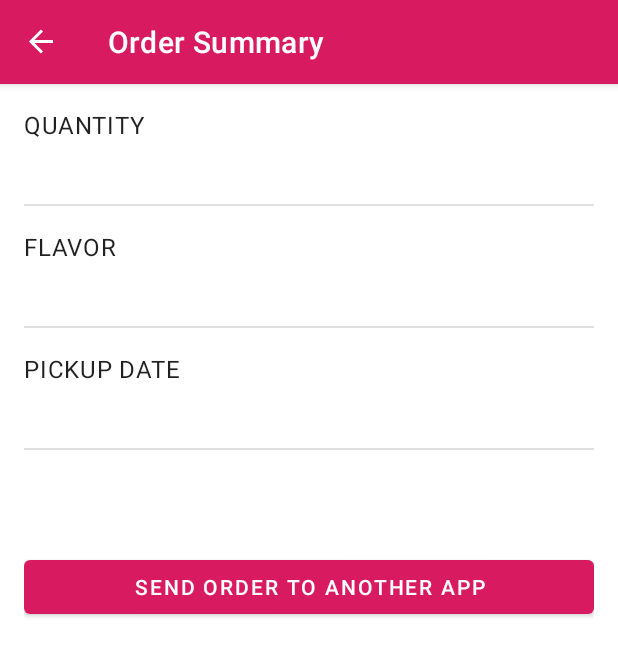
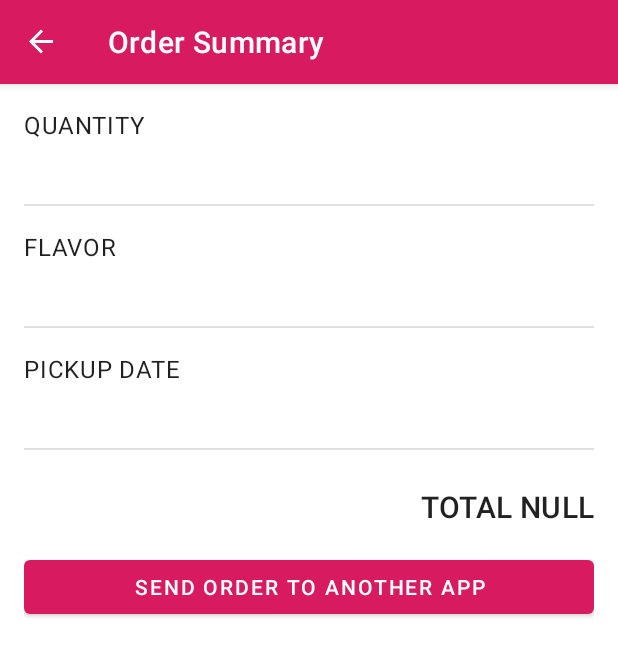
Before and after one commit to Ro-JA/Cupcake, an Android app: the SummaryFragment screen opened through its navigation route, on a phone screen of 412 x 824 dp. Shown: the top 656 px of the screen. Run offline under Robolectric (Android 15) with nearby library versions, the phone set to English and light mode, and no system bars; our stand-ins replace data binding, navigation-ui; 4 statements that could not run were skipped.

Commit message:
new day not work

```diff
--- a/app/src/main/java/com/example/cupcake/FlavorFragment.kt
+++ b/app/src/main/java/com/example/cupcake/FlavorFragment.kt
@@ -56,6 +56,10 @@ class FlavorFragment : Fragment() {
         }
 
         binding?.apply {
+            lifecycleOwner = viewLifecycleOwner
+        }
+
+        binding?.apply {
             nextButton.setOnClickListener { goToNextScreen() }
         }
     }
--- a/app/src/main/java/com/example/cupcake/StartFragment.kt
+++ b/app/src/main/java/com/example/cupcake/StartFragment.kt
@@ -49,12 +49,7 @@ class StartFragment : Fragment() {
     override fun onViewCreated(view: View, savedInstanceState: Bundle?) {
         super.onViewCreated(view, savedInstanceState)
 
-        binding?.apply {
-            // Set up the button click listeners
-            orderOneCupcake.setOnClickListener { orderCupcake(1) }
-            orderSixCupcakes.setOnClickListener { orderCupcake(6) }
-            orderTwelveCupcakes.setOnClickListener { orderCupcake(12) }
-        }
+        binding?.startFragment = this
     }
 
     /**
--- a/app/src/main/java/com/example/cupcake/model/OrderViewModel.kt
+++ b/app/src/main/java/com/example/cupcake/model/OrderViewModel.kt
@@ -6,18 +6,25 @@ import androidx.lifecycle.ViewModel
 import java.text.SimpleDateFormat
 import java.util.*
 
+private const val PRICE_PER_CUPCAKE = 2.00
+private const val PRICE_FOR_SAME_DAY_PICKUP = 3.00
+
 class OrderViewModel : ViewModel() {
+
+    init {
+        resetOrder()
+    }
     // Добавили своиствам вспомогательные поля для наблюдения и изменения пользоватьльского интрефейса
-    private val _quantity = MutableLiveData<Int>(0)
-    val quantity: LiveData<Int> = _quantity
+    private val _quantity = MutableLiveData<Int>()
+    val quantity = _quantity
 
-    private val _flavor = MutableLiveData<String>("")
+    private val _flavor = MutableLiveData<String>()
     val flavor: LiveData<String> = _flavor
 
-    private val _date = MutableLiveData<String>("")
+    private val _date = MutableLiveData<String>()
     val date: LiveData<String> = _date
 
-    private val _price = MutableLiveData<Double>(0.0)
+    private val _price = MutableLiveData<Double>()
     val price: LiveData<Double> = _price
 
     val dateOptions = getPickupOptions()
@@ -26,6 +33,7 @@ class OrderViewModel : ViewModel() {
 // количество
     fun setQuantity(numberCupcakes: Int) {
         _quantity.value = numberCupcakes
+        updatePrice()
     }
 
     fun setFlavor(desiredFlavor: String) {
@@ -34,6 +42,7 @@ class OrderViewModel : ViewModel() {
 
     fun setDate(pickupDate: String) {
         _date.value = pickupDate
+        updatePrice()
     }
 
     //    проверяет установлен ли вкус пироженого
@@ -55,4 +64,20 @@ class OrderViewModel : ViewModel() {
 
     }
 
+    private fun resetOrder() { // cбросить прорядок
+        _quantity.value = 0
+        _flavor.value = ""
+        _date.value = dateOptions[0]
+        _price.value = 0.0
+
+    }
+
+    private fun updatePrice() { // расчет цены
+        var calculatedPrice = (quantity.value ?: 0) * PRICE_PER_CUPCAKE
+        if (dateOptions[0] == _date.value) {
+            calculatedPrice += PRICE_FOR_SAME_DAY_PICKUP
+        }
+        _price.value = calculatedPrice
+    }
+
 }
--- a/app/src/main/res/layout/fragment_flavor.xml
+++ b/app/src/main/res/layout/fragment_flavor.xml
@@ -102,7 +102,7 @@
                 android:layout_marginTop="@dimen/side_margin"
                 app:layout_constraintEnd_toEndOf="parent"
                 app:layout_constraintTop_toBottomOf="@id/divider"
-                tools:text="Subtotal $5.00" />
+                android:text="@{@string/subtotal_price(viewModel.price)}"/>
 
             <Button
                 android:id="@+id/next_button"
--- a/app/src/main/res/layout/fragment_pickup.xml
+++ b/app/src/main/res/layout/fragment_pickup.xml
@@ -95,7 +95,7 @@
                 android:layout_marginTop="@dimen/side_margin"
                 app:layout_constraintEnd_toEndOf="parent"
                 app:layout_constraintTop_toBottomOf="@id/divider"
-                tools:text="Subtotal $5.00" />
+                android:text="@{@string/subtotal_price(viewModel.price)}" />
 
             <Button
                 android:id="@+id/next_button"
--- a/app/src/main/res/layout/fragment_summary.xml
+++ b/app/src/main/res/layout/fragment_summary.xml
@@ -58,7 +58,7 @@
                     android:layout_width="wrap_content"
                     android:layout_height="wrap_content"
                     android:layout_marginTop="@dimen/order_summary_margin"
-                    tools:text="6 cupcakes" />
+                    android:text="@{viewModel.quantity.toString()}" />
 
                 <View
                     android:id="@+id/divider1"
@@ -81,7 +81,7 @@
                     android:layout_width="wrap_content"
                     android:layout_height="wrap_content"
                     android:layout_marginTop="@dimen/order_summary_margin"
-                    tools:text="Chocolate" />
+                    android:text="@{viewModel.flavor}" />
 
                 <View
                     android:id="@+id/divider2"
@@ -104,7 +104,7 @@
                     android:layout_width="wrap_content"
                     android:layout_height="wrap_content"
                     android:layout_marginTop="@dimen/order_summary_margin"
-                    tools:text="Sunday" />
+                    android:text="@{viewModel.date}" />
 
                 <View
                     android:id="@+id/divider3"
@@ -121,7 +121,7 @@
                     android:layout_height="wrap_content"
                     android:layout_gravity="end"
                     android:layout_marginTop="@dimen/side_margin"
-                    tools:text="Total $5.00" />
+                    android:text="@{@string/total_price(viewModel.price)}" />
 
             </LinearLayout>
 
```
Also changed, not shown: app/src/main/res/layout/fragment_start.xml (+9 -0 lines).
